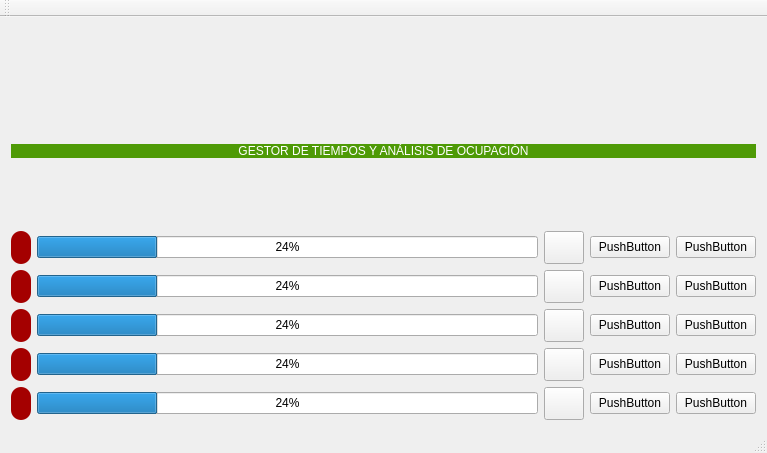
Old version of the form mainwindow.ui in the repository Julian-guillermo-zapata-rugeles/gui-gestor-tiempo-c-plus-plus.
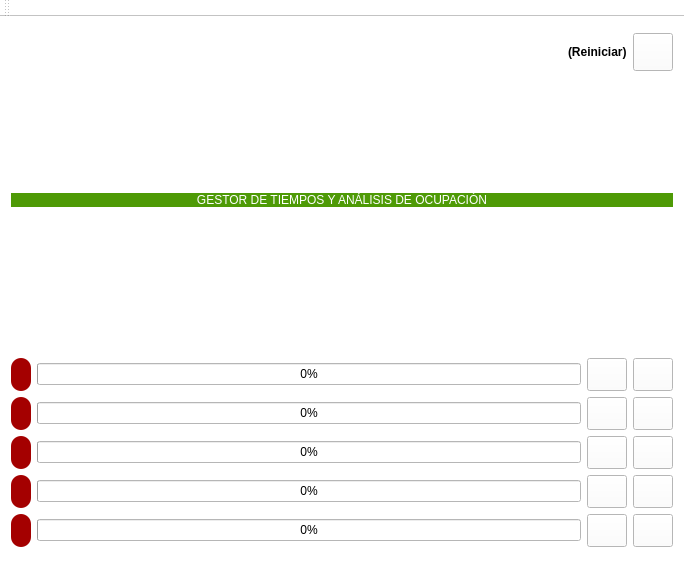
New version of the form. Icons and pictures are not drawn.

Commit message: cambios en la interfaz

Patch:
```diff
--- a/mainwindow.ui
+++ b/mainwindow.ui
@@ -6,16 +6,19 @@
    <rect>
     <x>0</x>
     <y>0</y>
-    <width>767</width>
-    <height>453</height>
+    <width>684</width>
+    <height>580</height>
    </rect>
   </property>
   <property name="windowTitle">
    <string>MainWindow</string>
   </property>
+  <property name="styleSheet">
+   <string notr="true">background-color: rgb(255, 255, 255);</string>
+  </property>
   <widget class="QWidget" name="centralWidget">
    <layout class="QGridLayout" name="gridLayout">
-    <item row="2" column="0">
+    <item row="7" column="0">
      <spacer name="verticalSpacer">
       <property name="orientation">
        <enum>Qt::Vertical</enum>
@@ -31,7 +34,7 @@
     <item row="4" column="0">
      <layout class="QHBoxLayout" name="horizontalLayout_2"/>
     </item>
-    <item row="3" column="0">
+    <item row="10" column="0">
      <layout class="QVBoxLayout" name="verticalLayout_2">
       <item>
        <layout class="QHBoxLayout" name="horizontalLayout_3">
@@ -51,7 +54,7 @@
         <item>
          <widget class="QProgressBar" name="progressBar">
           <property name="value">
-           <number>24</number>
+           <number>0</number>
           </property>
          </widget>
         </item>
@@ -68,15 +71,12 @@
         </item>
         <item>
          <widget class="QPushButton" name="pushButton_2">
-          <property name="text">
-           <string>PushButton</string>
+          <property name="styleSheet">
+           <string notr="true">border-image: url(:/recursos/x.png);
+height:25px;</string>
           </property>
-         </widget>
-        </item>
-        <item>
-         <widget class="QPushButton" name="pushButton_3">
           <property name="text">
-           <string>PushButton</string>
+           <string/>
           </property>
          </widget>
         </item>
@@ -100,7 +100,7 @@
         <item>
          <widget class="QProgressBar" name="progressBar_2">
           <property name="value">
-           <number>24</number>
+           <number>0</number>
           </property>
          </widget>
         </item>
@@ -117,15 +117,12 @@
         </item>
         <item>
          <widget class="QPushButton" name="pushButton_5">
-          <property name="text">
-           <string>PushButton</string>
+          <property name="styleSheet">
+           <string notr="true">border-image: url(:/recursos/x.png);
+height:25px;</string>
           </property>
-         </widget>
-        </item>
-        <item>
-         <widget class="QPushButton" name="pushButton_6">
           <property name="text">
-           <string>PushButton</string>
+           <string/>
           </property>
          </widget>
         </item>
@@ -149,7 +146,7 @@
         <item>
          <widget class="QProgressBar" name="progressBar_3">
           <property name="value">
-           <number>24</number>
+           <number>0</number>
           </property>
          </widget>
         </item>
@@ -166,15 +163,12 @@
         </item>
         <item>
          <widget class="QPushButton" name="pushButton_8">
-          <property name="text">
-           <string>PushButton</string>
+          <property name="styleSheet">
+           <string notr="true">border-image: url(:/recursos/x.png);
+height:25px;</string>
           </property>
-         </widget>
-        </item>
-        <item>
-         <widget class="QPushButton" name="pushButton_9">
           <property name="text">
-           <string>PushButton</string>
+           <string/>
           </property>
          </widget>
         </item>
@@ -198,7 +192,7 @@
         <item>
          <widget class="QProgressBar" name="progressBar_4">
           <property name="value">
-           <number>24</number>
+           <number>0</number>
           </property>
          </widget>
         </item>
@@ -215,15 +209,12 @@
         </item>
         <item>
          <widget class="QPushButton" name="pushButton_11">
-          <property name="text">
-           <string>PushButton</string>
+          <property name="styleSheet">
+           <string notr="true">border-image: url(:/recursos/x.png);
+height:25px;</string>
           </property>
-         </widget>
-        </item>
-        <item>
-         <widget class="QPushButton" name="pushButton_12">
           <property name="text">
-           <string>PushButton</string>
+           <string/>
           </property>
          </widget>
         </item>
@@ -247,7 +238,7 @@
         <item>
          <widget class="QProgressBar" name="progressBar_5">
           <property name="value">
-           <number>24</number>
+           <number>0</number>
           </property>
          </widget>
         </item>
@@ -264,15 +255,12 @@
         </item>
         <item>
          <widget class="QPushButton" name="pushButton_14">
-          <property name="text">
-           <string>PushButton</string>
+          <property name="styleSheet">
+           <string notr="true">border-image: url(:/recursos/x.png);
+height:25px;</string>
           </property>
-         </widget>
-        </item>
-        <item>
-         <widget class="QPushButton" name="pushButton_15">
           <property name="text">
-           <string>PushButton</string>
+           <string/>
           </property>
          </widget>
         </item>
@@ -283,7 +271,65 @@
       </item>
      </layout>
     </item>
+    <item row="2" column="0">
+     <widget class="QLabel" name="titulo">
+      <property name="styleSheet">
+       <string notr="true">background-color: rgb(78, 154, 6);
+color:white;
+border-radius:20px;
+height:25px;</string>
+      </property>
+      <property name="text">
+       <string>GESTOR DE TIEMPOS Y ANÁLISIS DE OCUPACIÓN</string>
+      </property>
+      <property name="alignment">
+       <set>Qt::AlignCenter</set>
+      </property>
+     </widget>
+    </item>
     <item row="0" column="0">
+     <layout class="QHBoxLayout" name="horizontalLayout_8">
+      <property name="topMargin">
+       <number>5</number>
+      </property>
+      <item>
+       <spacer name="horizontalSpacer">
+        <property name="orientation">
+         <enum>Qt::Horizontal</enum>
+        </property>
+        <property name="sizeHint" stdset="0">
+         <size>
+          <width>40</width>
+          <height>20</height>
+         </size>
+        </property>
+       </spacer>
+      </item>
+      <item>
+       <widget class="QLabel" name="label">
+        <property name="styleSheet">
+         <string notr="true">font: 75 10pt &quot;DejaVu Sans Mono&quot;;
+font:bold;</string>
+        </property>
+        <property name="text">
+         <string>(Reiniciar)</string>
+        </property>
+       </widget>
+      </item>
+      <item>
+       <widget class="QPushButton" name="pushButton_3">
+        <property name="styleSheet">
+         <string notr="true">border-image: url(:/recursos/restart.png);
+height:30px;</string>
+        </property>
+        <property name="text">
+         <string/>
+        </property>
+       </widget>
+      </item>
+     </layout>
+    </item>
+    <item row="1" column="0">
      <layout class="QHBoxLayout" name="horizontalLayout">
       <property name="topMargin">
        <number>10</number>
@@ -315,20 +361,28 @@
       </item>
      </layout>
     </item>
-    <item row="1" column="0">
-     <widget class="QLabel" name="label_6">
-      <property name="styleSheet">
-       <string notr="true">background-color: rgb(78, 154, 6);
-color:white;
-border-radius:20px;</string>
+    <item row="8" column="0">
+     <layout class="QHBoxLayout" name="horizontalLayout_9">
+      <property name="topMargin">
+       <number>10</number>
       </property>
-      <property name="text">
-       <string>GESTOR DE TIEMPOS Y ANÁLISIS DE OCUPACIÓN</string>
+      <property name="bottomMargin">
+       <number>10</number>
       </property>
-      <property name="alignment">
-       <set>Qt::AlignCenter</set>
+     </layout>
+    </item>
+    <item row="9" column="0">
+     <spacer name="verticalSpacer_2">
+      <property name="orientation">
+       <enum>Qt::Vertical</enum>
       </property>
-     </widget>
+      <property name="sizeHint" stdset="0">
+       <size>
+        <width>20</width>
+        <height>40</height>
+       </size>
+      </property>
+     </spacer>
     </item>
    </layout>
   </widget>
```
Left out of the diff: 4 changed lines with no effect on the pictures. The commit also changes 3 other files.
